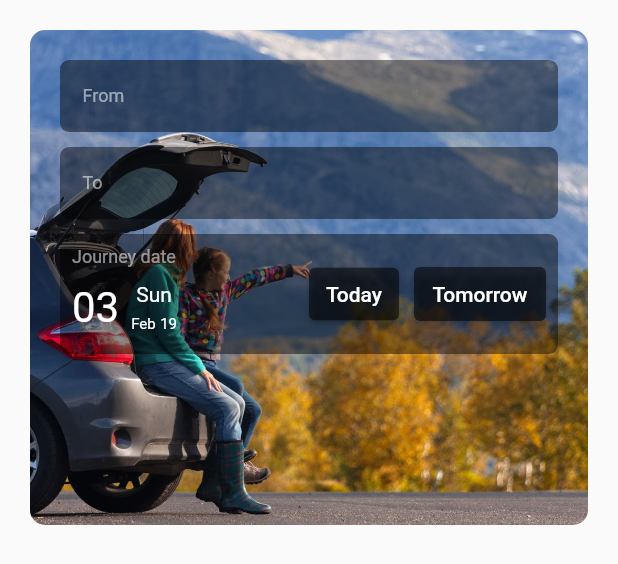
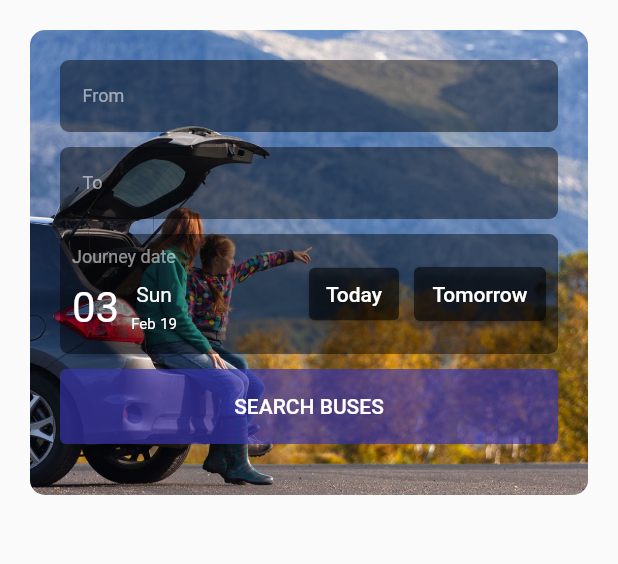
Before and after one commit to eagskunst/Express-Booking-App, a Flutter app: the BuyTicketCard widget shown alone on an empty page, opened directly, on a phone screen of 412 x 824 dp. Shown: the top 564 px of the screen. Run offline on Flutter 3.47's test engine with Material 2 defaults, Android fonts, the phone set to English and light mode, and no system bars; network calls fail.

Commit message:
Added search button to finish Buy Ticket card labels.

```diff
--- a/lib/buy_ticket/buy_ticket_labels_card.dart
+++ b/lib/buy_ticket/buy_ticket_labels_card.dart
@@ -68,6 +68,23 @@ class BuyTicketCard extends StatelessWidget {
       ),
     );
 
+    final searchButton = Container(
+      width: 350,
+      height: 50,
+      child: FlatButton(
+        onPressed: ()=>{},
+        color: Color(0xAA3834AF),
+        child: Text(
+          'SEARCH BUSES',
+          textAlign: TextAlign.center,
+        ),
+        textColor: Colors.white,
+        shape: RoundedRectangleBorder(
+            borderRadius: BorderRadius.circular(4)
+        ),
+        padding: EdgeInsets.all(10),
+      ),
+    );
 
     final labelsColum = Column(
       crossAxisAlignment: CrossAxisAlignment.center,
@@ -75,6 +92,7 @@ class BuyTicketCard extends StatelessWidget {
         fromLabel,
         toLabel,
         TravelDate(),
+        searchButton,
       ],
     );
 
@@ -85,7 +103,7 @@ class BuyTicketCard extends StatelessWidget {
         left: 20,
         right: 20
       ),
-      height: 330,
+      height: 310,
       padding: EdgeInsets.all(20),
       decoration: BoxDecoration(
         borderRadius: BorderRadius.circular(10),
```
